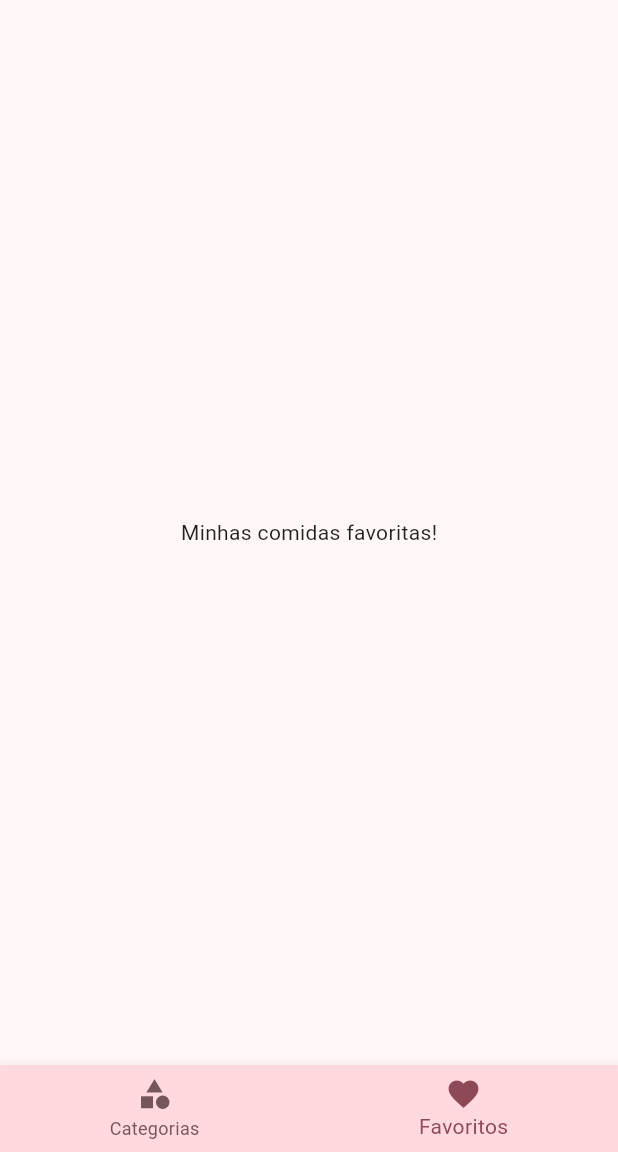
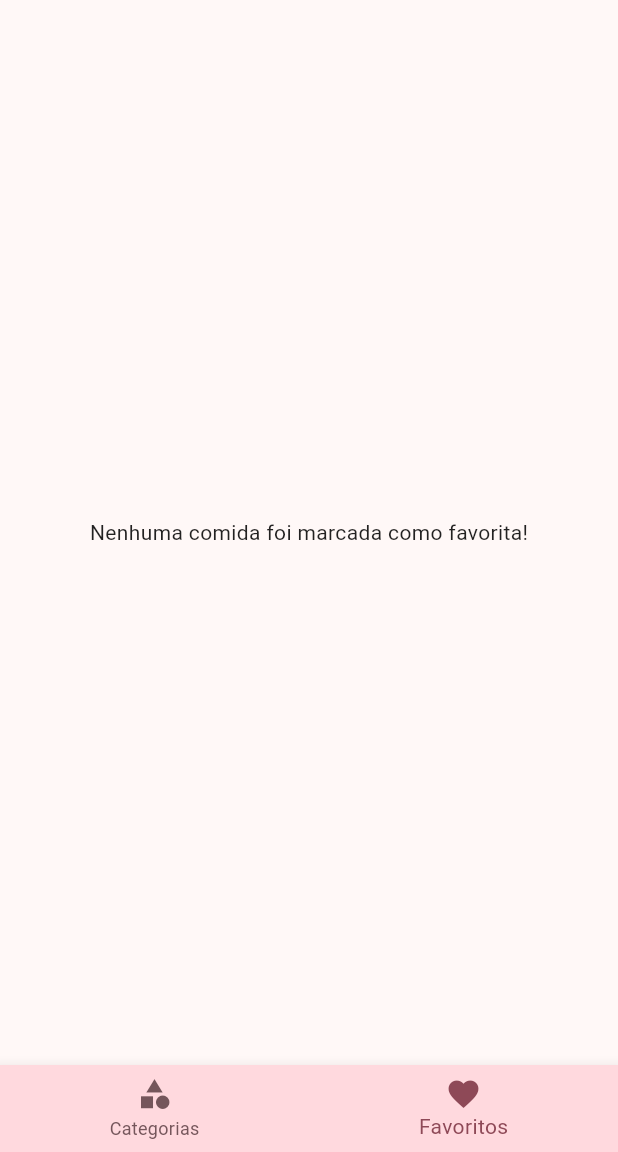
Before and after one commit to laesant/meals, a Flutter app: the screen it shows after launch, item 2 of the bottom bar chosen, on a phone screen of 412 x 824 dp, the part 84-1236 px from its top. Run offline on Flutter 3.47's test engine with Material 2 defaults, Android fonts, the phone set to English and light mode, and no system bars.

Commit message:
mark as favorite

```diff
--- a/lib/main.dart
+++ b/lib/main.dart
@@ -22,6 +22,7 @@ class MyApp extends StatefulWidget {
 class _MyAppState extends State<MyApp> {
   Settings settings = Settings();
   List<Meal> _availableMeals = dummyMeals;
+  List<Meal> _favoriteMeals = [];
 
   void _filterMeals(Settings settings) {
     setState(() {
@@ -42,6 +43,13 @@ class _MyAppState extends State<MyApp> {
     });
   }
 
+  void _toggleFavorite(Meal meal) =>
+      setState(() => _favoriteMeals.contains(meal)
+          ? _favoriteMeals.remove(meal)
+          : _favoriteMeals.add(meal));
+
+  bool isFavorite(Meal meal) => _favoriteMeals.contains(meal);
+
   @override
   Widget build(BuildContext context) {
     return MaterialApp(
@@ -61,10 +69,13 @@ class _MyAppState extends State<MyApp> {
         useMaterial3: true,
       ),
       routes: {
-        AppRoutes.home: (context) => const TabsScreen(),
+        AppRoutes.home: (context) => TabsScreen(favoriteMeals: _favoriteMeals),
         AppRoutes.categoriesMeals: (context) =>
             CategoriesMealsScreen(meals: _availableMeals),
-        AppRoutes.mealDetail: (context) => const MealDetailScreen(),
+        AppRoutes.mealDetail: (context) => MealDetailScreen(
+              onToggleFavorite: _toggleFavorite,
+              isFavorite: isFavorite,
+            ),
         AppRoutes.settings: (context) => SettingsScreen(
               settings: settings,
               onSettingsChanged: _filterMeals,
--- a/lib/screens/favorite_screen.dart
+++ b/lib/screens/favorite_screen.dart
@@ -1,12 +1,21 @@
 import 'package:flutter/material.dart';
+import 'package:meals/components/meal_item.dart';
+import 'package:meals/models/meal.dart';
 
 class FavoriteScreen extends StatelessWidget {
-  const FavoriteScreen({super.key});
-
+  const FavoriteScreen({super.key, required this.favoriteMeals});
+  final List<Meal> favoriteMeals;
   @override
   Widget build(BuildContext context) {
-    return Center(
-      child: Text("Minhas comidas favoritas!"),
-    );
+    if (favoriteMeals.isEmpty) {
+      return const Center(
+        child: Text("Nenhuma comida foi marcada como favorita!"),
+      );
+    } else {
+      return ListView.builder(
+        itemCount: favoriteMeals.length,
+        itemBuilder: (context, index) => MealItem(meal: favoriteMeals[index]),
+      );
+    }
   }
 }
--- a/lib/screens/tabs_screen.dart
+++ b/lib/screens/tabs_screen.dart
@@ -1,11 +1,12 @@
 import 'package:flutter/material.dart';
 import 'package:meals/components/main_drawer.dart';
+import 'package:meals/models/meal.dart';
 import 'package:meals/screens/categories_screen.dart';
 import 'package:meals/screens/favorite_screen.dart';
 
 class TabsScreen extends StatefulWidget {
-  const TabsScreen({super.key});
-
+  const TabsScreen({super.key, required this.favoriteMeals});
+  final List<Meal> favoriteMeals;
   @override
   State<TabsScreen> createState() => _TabsScreenState();
 }
@@ -13,10 +14,19 @@ class TabsScreen extends StatefulWidget {
 class _TabsScreenState extends State<TabsScreen> {
   int _selectedScreenIndex = 0;
 
-  final List<Map<String, dynamic>> _screens = [
-    {'title': 'Lista de Categorias', 'screen': const CategoriesScreen()},
-    {'title': 'Meus Favoritos', 'screen': const FavoriteScreen()},
-  ];
+  late final List<Map<String, dynamic>> _screens;
+
+  @override
+  void initState() {
+    _screens = [
+      {'title': 'Lista de Categorias', 'screen': const CategoriesScreen()},
+      {
+        'title': 'Meus Favoritos',
+        'screen': FavoriteScreen(favoriteMeals: widget.favoriteMeals)
+      },
+    ];
+    super.initState();
+  }
 
   void _selectScreen(int index) => setState(() => _selectedScreenIndex = index);
 
```
Also changed, not shown: lib/screens/meal_detail_screen.dart (+6 -3 lines).
